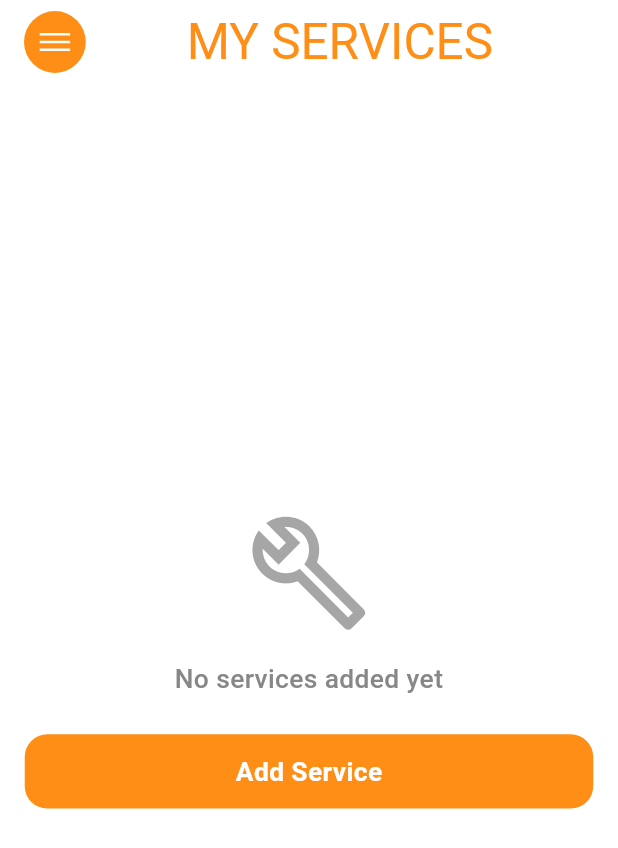
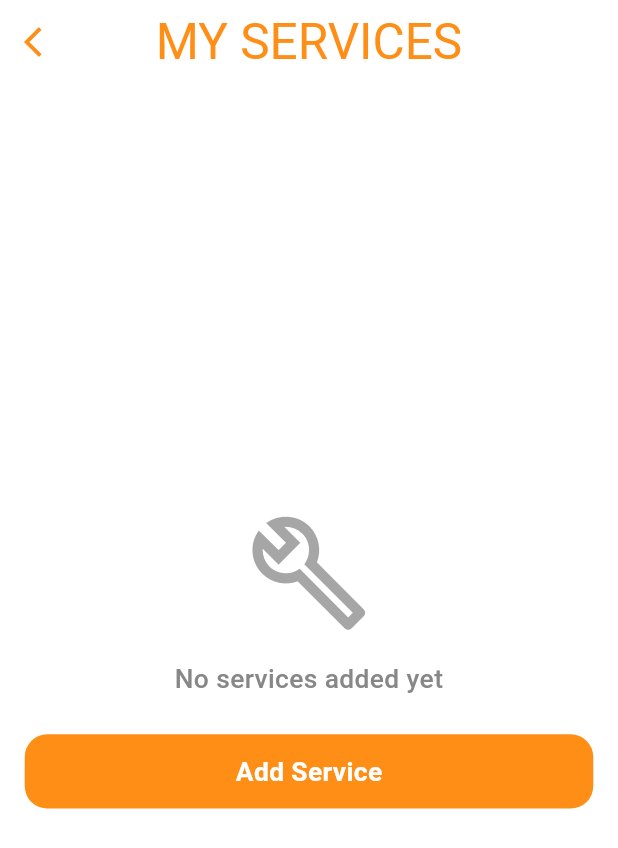
Before and after one commit to ArslanXXQazi/fingo-home-services, a Flutter app: the MyServicesView screen opened by its route, on a phone screen of 412 x 824 dp. Shown: the top 848 px of the screen. Run offline on Flutter 3.47's test engine with Material 3 defaults, Android fonts, the phone set to English and light mode, and no system bars; our stand-ins replace flutter_svg, geocoding, geolocator, get, google_fonts, google_maps_flutter and 3 more; Roboto replaces fonts that are missing (Bayon, Geologica).

Commit message:
Update my_services_view.dart

```diff
--- a/lib/scr/home_views/my_services_view.dart
+++ b/lib/scr/home_views/my_services_view.dart
@@ -1,4 +1,5 @@
 import 'package:fingodriver/scr/components/components/common_widgets/custom-appbar_2nd.dart';
+import 'package:fingodriver/scr/components/components/common_widgets/custom_app_bar.dart';
 import 'package:fingodriver/scr/components/components/common_widgets/service_card.dart';
 import 'package:fingodriver/scr/components/components/constant/linker.dart';
 
@@ -12,7 +13,7 @@ class MyServicesView extends StatelessWidget {
     final HomeController homeController = Get.find<HomeController>();
 
     return Scaffold(
-      appBar: CustomAppBar2nd(title: "MY SERVICES"),
+      appBar: CustomAppBar(title: "MY SERVICES"),
       backgroundColor: AppColors.whiteColor,
       body: SafeArea(
         child: Obx(() {
```
